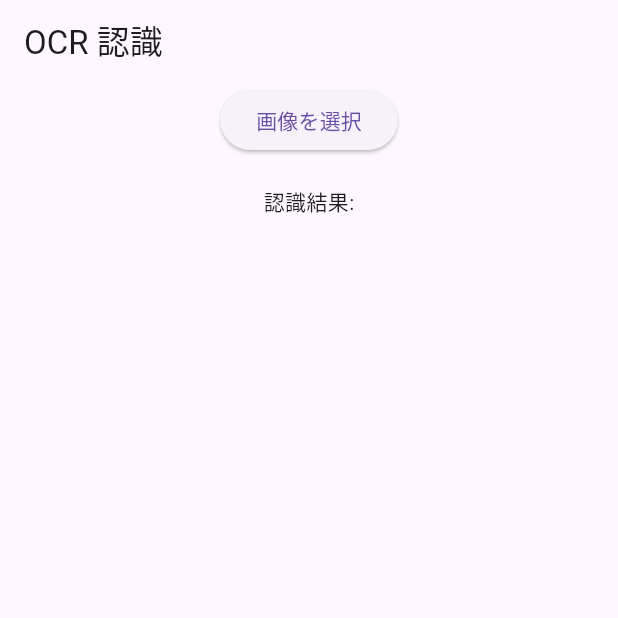
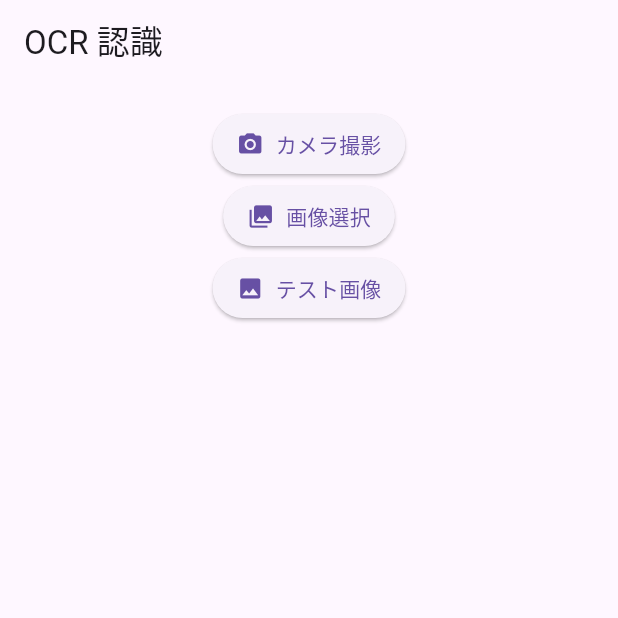
Before and after one commit to soda0408/diaryminder, a Flutter app: the screen it shows after launch, on a phone screen of 412 x 824 dp, the top half of it. Run offline on Flutter 3.47's test engine with Material 3 defaults, Android fonts, the phone set to English and light mode, and no system bars; our stand-ins replace image_picker; missing offline and left inert: google_mlkit_text_recognition.

Commit message:
諸修正、テスト画像の追加

```diff
--- a/lib/main.dart
+++ b/lib/main.dart
@@ -1,18 +1,19 @@
 import 'dart:io';
 import 'package:flutter/material.dart';
+import 'package:flutter/services.dart';
 import 'package:image_picker/image_picker.dart';
 import 'package:google_mlkit_text_recognition/google_mlkit_text_recognition.dart';
+import 'package:path_provider/path_provider.dart';
 
 void main() {
+  WidgetsFlutterBinding.ensureInitialized();
   runApp(MyApp());
 }
 
 class MyApp extends StatelessWidget {
   @override
   Widget build(BuildContext context) {
-    return MaterialApp(
-      home: OCRScreen(),
-    );
+    return MaterialApp(home: OCRScreen());
   }
 }
 
@@ -27,8 +28,8 @@ class _OCRScreenState extends State<OCRScreen> {
   final ImagePicker _picker = ImagePicker();
   final textRecognizer = TextRecognizer();
 
-  Future<void> _pickImage() async {
-    final pickedFile = await _picker.pickImage(source: ImageSource.gallery);
+  Future<void> _pickImage(ImageSource source) async {
+    final pickedFile = await _picker.pickImage(source: source);
     if (pickedFile != null) {
       setState(() {
         _image = File(pickedFile.path);
@@ -37,11 +38,28 @@ class _OCRScreenState extends State<OCRScreen> {
     }
   }
 
+  Future<void> _processTestImage() async {
+    try {
+      final ByteData = await rootBundle.load('assets/images/photo.png');
+      final tempDir = await getTemporaryDirectory();
+      final tempFile = File('${tempDir.path}/photo.png');
+      await tempFile.writeAsBytes(ByteData.buffer.asUint8List());
+      setState(() {
+        _image = tempFile;
+      });
+      _processImage();
+    } catch (e) {
+      print('Error loading test image: $e');
+    }
+  }
+
   Future<void> _processImage() async {
     if (_image == null) return;
 
     final inputImage = InputImage.fromFile(_image!);
-    final RecognizedText recognizedText = await textRecognizer.processImage(inputImage);
+    final RecognizedText recognizedText = await textRecognizer.processImage(
+      inputImage,
+    );
 
     setState(() {
       _recognizedText = recognizedText.text;
@@ -57,18 +75,90 @@ class _OCRScreenState extends State<OCRScreen> {
   @override
   Widget build(BuildContext context) {
     return Scaffold(
-      appBar: AppBar(title: Text("OCR 認識")),
-      body: Column(
-        children: [
-          ElevatedButton(
-            onPressed: _pickImage,
-            child: Text("画像を選択"),
+      appBar: AppBar(title: const Text("OCR 認識")),
+      body: SingleChildScrollView(
+        child: Padding(
+          padding: const EdgeInsets.all(16),
+          child: Column(
+            crossAxisAlignment: CrossAxisAlignment.stretch,
+            children: [
+              Column(
+                mainAxisAlignment: MainAxisAlignment.spaceEvenly,
+                children: [
+                  ElevatedButton.icon(
+                    onPressed: () => _pickImage(ImageSource.camera),
+                    icon: const Icon(Icons.camera_alt),
+                    label: const Text('カメラ撮影'),
+                    style: ElevatedButton.styleFrom(
+                      padding: const EdgeInsets.symmetric(
+                        horizontal: 16,
+                        vertical: 8,
+                      ),
+                    ),
+                  ),
+                  ElevatedButton.icon(
+                    onPressed: () => _pickImage(ImageSource.gallery),
+                    icon: const Icon(Icons.photo_library),
+                    label: const Text('画像選択'),
+                    style: ElevatedButton.styleFrom(
+                      padding: const EdgeInsets.symmetric(
+                        horizontal: 16,
+                        vertical: 8,
+                      ),
+                    ),
+                  ),
+                  ElevatedButton.icon(
+                    onPressed: _processTestImage,
+                    icon: const Icon(Icons.image),
+                    label: const Text('テスト画像'),
+                    style: ElevatedButton.styleFrom(
+                      padding: const EdgeInsets.symmetric(
+                        horizontal: 16,
+                        vertical: 8,
+                      ),
+                    ),
+                  ),
+                ],
+              ),
+              const SizedBox(height: 20),
+              if (_image != null) ...[
+                Container(
+                  height: 300,
+                  decoration: BoxDecoration(
+                    border: Border.all(color: Colors.grey),
+                    borderRadius: BorderRadius.circular(8),
+                  ),
+                  child: ClipRRect(
+                    borderRadius: BorderRadius.circular(8),
+                    child: Image.file(_image!, fit: BoxFit.contain),
+                  ),
+                ),
+                const SizedBox(height: 20),
+                Container(
+                  padding: const EdgeInsets.all(16),
+                  decoration: BoxDecoration(
+                    color: Colors.grey[200],
+                    borderRadius: BorderRadius.circular(8),
+                  ),
+                  child: Column(
+                    crossAxisAlignment: CrossAxisAlignment.start,
+                    children: [
+                      const Text(
+                        "認識結果:",
+                        style: TextStyle(
+                          fontSize: 16,
+                          fontWeight: FontWeight.bold,
+                        ),
+                      ),
+                      const SizedBox(height: 8),
+                      Text(_recognizedText),
+                    ],
+                  ),
+                ),
+              ],
+            ],
           ),
-          _image != null ? Image.file(_image!) : Container(),
-          SizedBox(height: 20),
-          Text("認識結果:"),
-          Text(_recognizedText),
-        ],
+        ),
       ),
     );
   }
```
Also changed, not shown: pubspec.yaml (+5 -8 lines), assets/images/photo.png (added), pubspec.lock, 2 other files.
